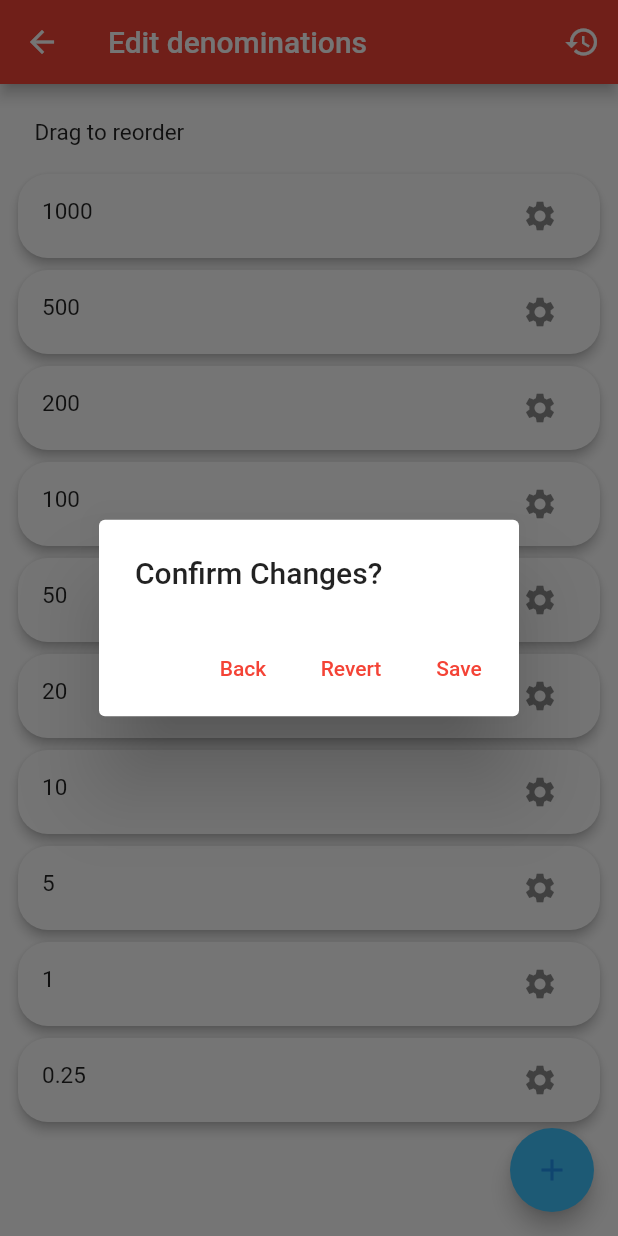
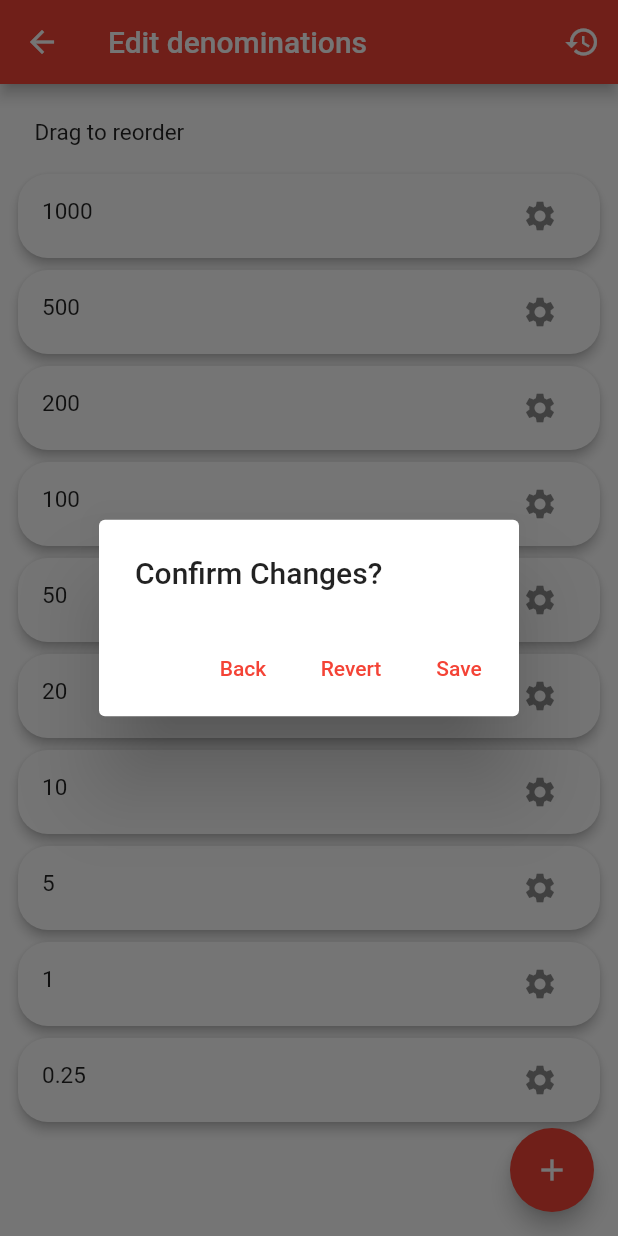
Before and after one commit to OverdriveNGain/counter-calc, a Flutter app: the CounterDenominations screen opened by its route, after a tap on the "arrow back" icon, on a phone screen of 412 x 824 dp. Run offline on Flutter 3.47's test engine with Material 2 defaults, Android fonts, the phone set to English and light mode, and no system bars; our stand-ins replace auto_size_text, flutter_spinkit, fluttertoast, math_expressions, shared_preferences; accounts and stored records are empty.

Commit message:
Made counter_denoms file dependent on theme

```diff
--- a/lib/main.dart
+++ b/lib/main.dart
@@ -10,15 +10,15 @@ void main() {
     theme: ThemeData.from(colorScheme: ColorScheme(
       primary: Colors.red,
       primaryVariant: Colors.red[300],
-      secondary: Colors.lightBlueAccent,
-      secondaryVariant: Colors.lightBlueAccent[200],
+      secondary: Colors.red,
+      secondaryVariant: Colors.red[300],
       surface: Colors.white,
       onSurface: Colors.black,
       background: Colors.grey[50],
       onBackground: Colors.black,
       onError: Colors.white,
       onPrimary: Colors.white,
-      onSecondary: Colors.blue,
+      onSecondary: Colors.white,
       brightness: Brightness.light,
       error: Colors.purple
     )),
--- a/lib/pages/counter_denoms.dart
+++ b/lib/pages/counter_denoms.dart
@@ -1,5 +1,4 @@
 import 'package:flutter/material.dart';
-import 'package:calc/scripts/theme.dart';
 import 'package:calc/scripts/func.dart';
 import 'package:flutter/services.dart';
 import 'package:calc/scripts/save.dart';
@@ -30,14 +29,14 @@ class _CounterDenominationsState extends State<CounterDenominations> {
             TextButton(onPressed: () {
               Navigator.pop(context);
             },
-              child: Text("No", style: TextStyle( color: Themes.accent)),
+              child: Text("No"),
             ),
             TextButton(onPressed: () {
               denominations = Denomination.defaultDenom;
               Navigator.pop(context);
               setState((){});
             },
-              child: Text("Yes", style: TextStyle( color: Themes.accent)),
+              child: Text("Yes"),
             ),
           ],
         );
@@ -52,7 +51,6 @@ class _CounterDenominationsState extends State<CounterDenominations> {
     return Scaffold(
       appBar: AppBar(
         title: Text("Edit denominations"),
-        backgroundColor: Themes.accent,
         leading: IconButton(
           icon: Icon(
             Icons.arrow_back,
@@ -69,18 +67,18 @@ class _CounterDenominationsState extends State<CounterDenominations> {
                     TextButton(onPressed: () {
                       Navigator.pop(context);
                     },
-                      child: Text("Back", style: TextStyle( color: Themes.accent)),
+                      child: Text("Back"),
                     ),
                     TextButton(onPressed: () {
                       Navigator.pop(context);
                       Navigator.pop(context);
                     },
-                      child: Text("Revert", style: TextStyle( color: Themes.accent)),
+                      child: Text("Revert"),
                     ),
                     TextButton(onPressed: () {
                       backToHome();
                     },
-                      child: Text("Save", style: TextStyle( color: Themes.accent)),
+                      child: Text("Save"),
                     ),
                   ],
                 );
@@ -98,7 +96,7 @@ class _CounterDenominationsState extends State<CounterDenominations> {
       ),
       floatingActionButton: FloatingActionButton(
         child: Icon(Icons.add),
-        backgroundColor: Themes.accent,
+        // backgroundColor: Themes.accent,
         onPressed: () {
           showDialog(
             barrierDismissible: false,
@@ -114,7 +112,7 @@ class _CounterDenominationsState extends State<CounterDenominations> {
                   TextButton(onPressed: () {
                     Navigator.pop(context);
                   },
-                    child: Text("Cancel", style: TextStyle( color: Themes.accent)),
+                    child: Text("Cancel"),
                   ),
                   TextButton(onPressed: () {
                     print("value is " + tec.text.toString());
@@ -124,7 +122,7 @@ class _CounterDenominationsState extends State<CounterDenominations> {
                     });
                     Navigator.pop(context);
                   },
-                    child: Text("Confirm", style: TextStyle( color: Themes.accent)),
+                    child: Text("Confirm"),
                   ),
                 ],
               );
@@ -133,7 +131,7 @@ class _CounterDenominationsState extends State<CounterDenominations> {
         },
       ),
       body: Container(
-        color:Themes.secondary,
+        // color:Themes.secondary,
         child: Padding(
           padding: const EdgeInsets.all(8.0),
           child: ReorderableListView(
@@ -143,7 +141,7 @@ class _CounterDenominationsState extends State<CounterDenominations> {
                   "Drag to reorder",
                   style: TextStyle(
                     fontSize: 15,
-                    color:Themes.words,
+                    // color:Themes.words,
                   ),
               )
             ),
@@ -165,11 +163,11 @@ class _CounterDenominationsState extends State<CounterDenominations> {
                       doubleMinimize(denominations[i].value),
                       style: TextStyle(
                         fontSize: 15,
-                        color: Themes.words,
+                        // color: Themes.words,
                       ),
                     ),
                     trailing: PopupMenuButton(
-                      icon: Icon(Icons.settings, color: Themes.accent),
+                      icon: Icon(Icons.settings),
                       onSelected: (s) {
                         if (s == "remove"){
                           setState((){denominations.removeAt(i);});
@@ -192,7 +190,7 @@ class _CounterDenominationsState extends State<CounterDenominations> {
                                   TextButton(onPressed: () {
                                     Navigator.pop(context);
                                   },
-                                    child: Text("Cancel", style: TextStyle( color: Themes.accent)),
+                                    child: Text("Cancel"),
                                   ),
                                   TextButton(onPressed: () {
                                     double f = double.parse(tec.text.toString());
@@ -201,7 +199,7 @@ class _CounterDenominationsState extends State<CounterDenominations> {
                                     });
                                     Navigator.pop(context);
                                   },
-                                    child: Text("Confirm", style: TextStyle( color: Themes.accent)),
+                                    child: Text("Confirm"),
                                   ),
                                 ],
                               );
```
